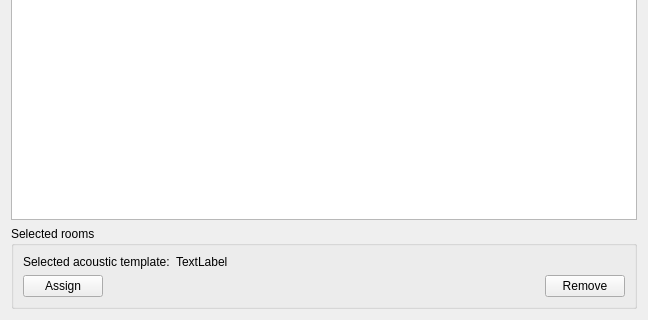
The window that SIM-VICUS/src/SVPropBuildingAcousticTemplatesWidget.ui (ghorwin/SIM-VICUS) describes before a commit, drawn with Qt 5; both pictures show x 0 to 648 and y 383 to 703 of the 648 by 703 pixel window.
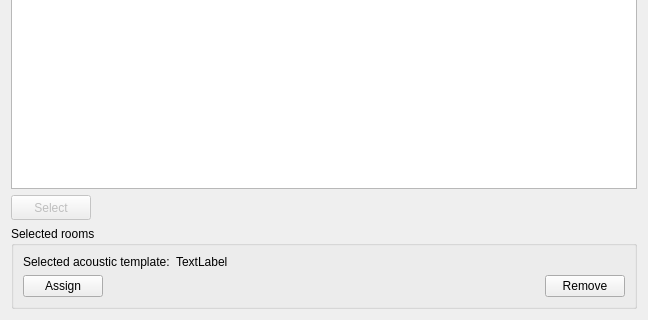
The same window after the commit.

Commit message: updateUIi of SVPropBuildingSoundProtectionTemplatesWidget, SVPropBuildingAcousticTemplatesWidget updates respective maps now properly,  added functioning Select buttons to SVPropBuildingSoundProtectionTemplatesWidget, SVPropBuildingAcousticTemplatesWidget, small bugfix in Acoustic Constraints Check

```diff
--- a/SIM-VICUS/src/SVPropBuildingAcousticTemplatesWidget.ui
+++ b/SIM-VICUS/src/SVPropBuildingAcousticTemplatesWidget.ui
@@ -17,6 +17,45 @@
    <item>
     <widget class="QTableWidget" name="tableWidgetAcousticTemplates"/>
    </item>
+   <item>
+    <layout class="QHBoxLayout" name="horizontalLayout">
+     <item>
+      <widget class="QPushButton" name="pushButtonSelect">
+       <property name="enabled">
+        <bool>false</bool>
+       </property>
+       <property name="minimumSize">
+        <size>
+         <width>80</width>
+         <height>25</height>
+        </size>
+       </property>
+       <property name="maximumSize">
+        <size>
+         <width>80</width>
+         <height>25</height>
+        </size>
+       </property>
+       <property name="text">
+        <string>Select</string>
+       </property>
+      </widget>
+     </item>
+     <item>
+      <spacer name="horizontalSpacer">
+       <property name="orientation">
+        <enum>Qt::Horizontal</enum>
+       </property>
+       <property name="sizeHint" stdset="0">
+        <size>
+         <width>40</width>
+         <height>20</height>
+        </size>
+       </property>
+      </spacer>
+     </item>
+    </layout>
+   </item>
    <item>
     <widget class="QGroupBox" name="groupBoxSelectedRooms">
      <property name="title">
```
The commit also changes 4 other files.
